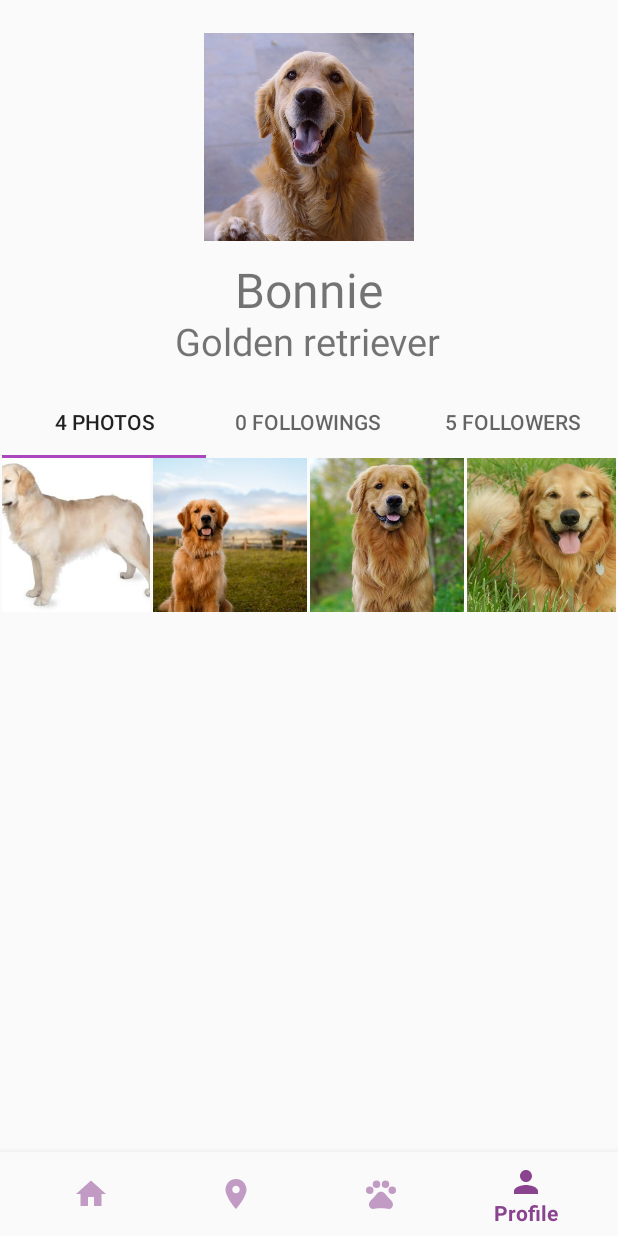
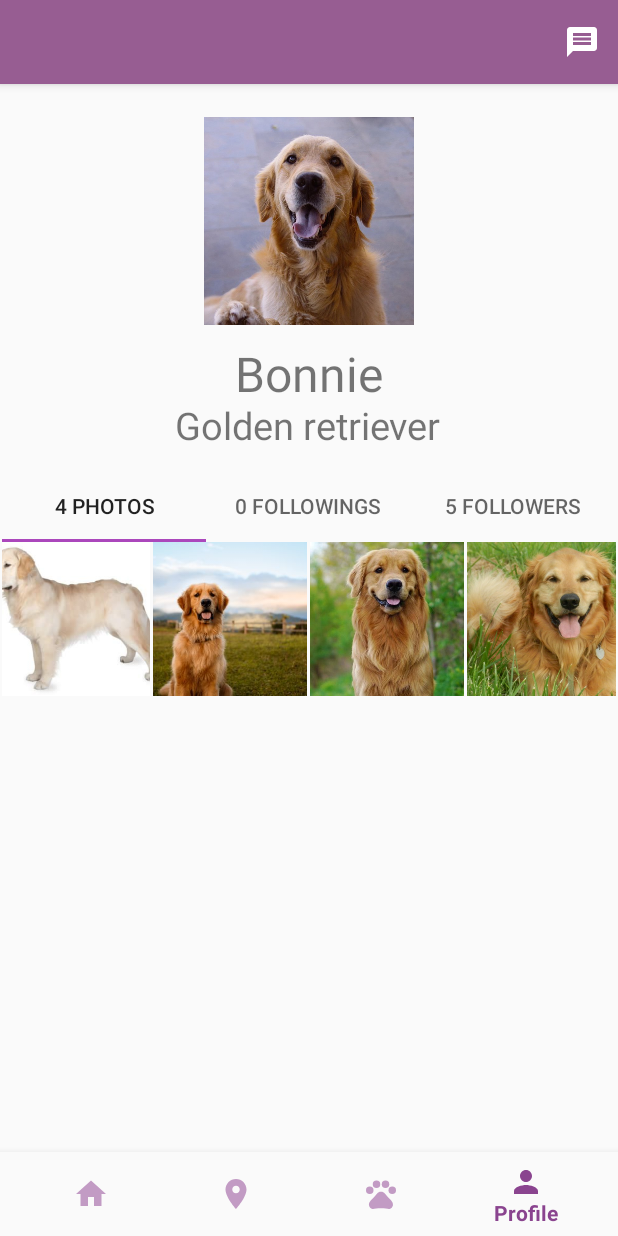
Before and after one commit to theastrocoder/DoggoDate, an Android app: the screen it shows after launch (MainActivity), item 4 of the bottom bar chosen, on a phone screen of 412 x 824 dp. Run offline under Robolectric (Android 15) with nearby library versions, the phone set to English and light mode, and no system bars; libraries missing offline, so code that uses them is left out: com.sothree.slidinguppanel; 4 statements that could not run were skipped.

Commit message:
ActionBar added

```diff
--- a/app/src/main/java/io/mse/doggodate/MainActivity.java
+++ b/app/src/main/java/io/mse/doggodate/MainActivity.java
@@ -10,6 +10,7 @@
 import android.support.v7.app.AppCompatActivity;
 import android.support.annotation.NonNull;
 import android.util.Log;
+import android.view.Menu;
 import android.view.MenuItem;
 import android.view.View;
 import android.widget.TextView;
@@ -26,6 +27,7 @@
     ArrayList<Doggo> defaultSearchDoggos = new ArrayList<>();
     private DoggoZone park1;
     private DoggoZone park2;
+    private boolean otherProfile = false;
 
 
     final Fragment fragment1 = new HomeFragment();
@@ -39,10 +41,8 @@
 
     private BottomNavigationView.OnNavigationItemSelectedListener mOnNavigationItemSelectedListener
             = new BottomNavigationView.OnNavigationItemSelectedListener() {
-
         @Override
         public boolean onNavigationItemSelected(@NonNull MenuItem item) {
-
 
             switch (item.getItemId()) {
                 case R.id.navigation_home:
@@ -54,7 +54,7 @@
                     ab.setHomeButtonEnabled(false);
                     ab.setDisplayHomeAsUpEnabled(false);
                     ab.setTitle("DoggoDate");
-
+                    invalidateOptionsMenu();
                     Log.i(TAG, "homescreen opened");
 
                     break;
@@ -62,7 +62,9 @@
                     item.setChecked(true);
                     fm.beginTransaction().hide(active).show(fragment2).commit();
                     active = fragment2;
-                    getSupportActionBar().hide();
+                    getSupportActionBar().setTitle("Search DoggoZones");
+                    getSupportActionBar().setDisplayHomeAsUpEnabled(false);
+                    invalidateOptionsMenu();
                     Log.i(TAG, "navigation opened");
 
                     break;
@@ -72,14 +74,18 @@
                     fm.beginTransaction().hide(active).show(fragment3).commit();
                     active = fragment3;
                     item.setChecked(true);
-                    getSupportActionBar().hide();
+                    getSupportActionBar().setTitle("Search Doggos");
+                    getSupportActionBar().setDisplayHomeAsUpEnabled(false);
+                    invalidateOptionsMenu();
                     Log.i(TAG, "doggos opened");
 
                     break;
                 case R.id.navigation_profile:
                     item.setChecked(true);
                     //fm.beginTransaction().hide(active).show(fragment4).commit();
-                    getSupportActionBar().hide();
+                    getSupportActionBar().setTitle("");
+                    getSupportActionBar().setDisplayHomeAsUpEnabled(false);
+                    invalidateOptionsMenu();
                     Log.i(TAG, "profile opened");
 
 
@@ -262,6 +268,24 @@
         }
     }
 
+    @Override
+    public boolean onCreateOptionsMenu(Menu menu) {
+        getMenuInflater().inflate(R.menu.search_menu, menu);
+        MenuItem searchItem = menu.findItem(R.id.search);
+
+        if(active!=fragment2 && active!=fragment3){
+            searchItem.setVisible(false);
+        }else {
+            if(otherProfile){
+                searchItem.setVisible(false);
+            }else {
+                searchItem.setVisible(true);
+            }
+        }
+
+        return super.onCreateOptionsMenu(menu);
+    }
+
     public Fragment getFragment(String integer) {
         switch(integer) {
             case "1":
@@ -280,20 +304,22 @@
 
     public void toOtherProfile(int position) {
 
+            otherProfile=true;
             getSupportActionBar().show();
-            getSupportActionBar().setHomeButtonEnabled(true);
             getSupportActionBar().setDisplayHomeAsUpEnabled(true);
-            getSupportActionBar().setTitle("");
+            getSupportActionBar().setTitle("Doggos");
             otherProfileFragment = new OtherProfileFragment();
             fm.beginTransaction().add(R.id.main_container, otherProfileFragment, "5").hide(otherProfileFragment).commit();
             Log.i("MainActivity", "selected dogs name is" + defaultSearchDoggos.get(position).getName());
             ((OtherProfileFragment)otherProfileFragment).setSelectedDoggo(defaultSearchDoggos.get(position));
             fm.beginTransaction().hide(active).show(otherProfileFragment).commit();
             active = otherProfileFragment;
+            invalidateOptionsMenu();
 
     }
 
     public void goToDoggoZone(View view){
         Log.i("MapFragment","GO to DOGGO ZONE" );
+        getSupportActionBar().show();
     }
 }
--- a/app/src/main/java/io/mse/doggodate/MapFragment.java
+++ b/app/src/main/java/io/mse/doggodate/MapFragment.java
@@ -4,6 +4,9 @@
 import android.content.res.Resources;
 import android.os.Bundle;
 import android.support.v4.app.Fragment;
+import android.support.v7.app.AppCompatActivity;
+import android.support.v7.widget.Toolbar;
+import android.support.v7.widget.ToolbarWidgetWrapper;
 import android.util.Log;
 import android.view.LayoutInflater;
 import android.view.View;
@@ -52,7 +55,6 @@
         SupportMapFragment mapFragment = (SupportMapFragment) getChildFragmentManager()
                 .findFragmentById(R.id.map);
         mapFragment.getMapAsync(this);
-
         slider = (SlidingUpPanelLayout) view.findViewById(R.id.slider);
         slider.setPanelState(SlidingUpPanelLayout.PanelState.HIDDEN);
         zoneName = (TextView) view.findViewById(R.id.zone_name);
--- a/app/src/main/java/io/mse/doggodate/OtherProfileFragment.java
+++ b/app/src/main/java/io/mse/doggodate/OtherProfileFragment.java
@@ -56,9 +56,6 @@
 
         Log.i("OtherProfileDog", "selected dogs name is" + this.selectedDoggo.getName());
         imageView.setImageResource(this.selectedDoggo.getProfilePic());
-        ((AppCompatActivity)getActivity()).getSupportActionBar().show();
-        ((AppCompatActivity)getActivity()).getSupportActionBar().setHomeButtonEnabled(true);
-        ((AppCompatActivity)getActivity()).getSupportActionBar().setDisplayHomeAsUpEnabled(true);
 
         viewPager = (ViewPager) view.findViewById(R.id.viewPager);
         viewPagerAdapter = new ViewPagerAdapter( getChildFragmentManager(), this.selectedDoggo);
--- /dev/null
+++ b/app/src/main/res/drawable/ic_message_black_24dp.xml
@@ -0,0 +1,9 @@
+<vector xmlns:android="http://schemas.android.com/apk/res/android"
+        android:width="24dp"
+        android:height="24dp"
+        android:viewportWidth="24.0"
+        android:viewportHeight="24.0">
+    <path
+        android:fillColor="#FFFFFF"
+        android:pathData="M20,2L4,2c-1.1,0 -1.99,0.9 -1.99,2L2,22l4,-4h14c1.1,0 2,-0.9 2,-2L22,4c0,-1.1 -0.9,-2 -2,-2zM18,14L6,14v-2h12v2zM18,11L6,11L6,9h12v2zM18,8L6,8L6,6h12v2z"/>
+</vector>
--- /dev/null
+++ b/app/src/main/res/drawable/ic_search_black_24dp.xml
@@ -0,0 +1,9 @@
+<vector xmlns:android="http://schemas.android.com/apk/res/android"
+        android:width="24dp"
+        android:height="24dp"
+        android:viewportWidth="24.0"
+        android:viewportHeight="24.0">
+    <path
+        android:fillColor="#FDFBFB"
+        android:pathData="M15.5,14h-0.79l-0.28,-0.27C15.41,12.59 16,11.11 16,9.5 16,5.91 13.09,3 9.5,3S3,5.91 3,9.5 5.91,16 9.5,16c1.61,0 3.09,-0.59 4.23,-1.57l0.27,0.28v0.79l5,4.99L20.49,19l-4.99,-5zM9.5,14C7.01,14 5,11.99 5,9.5S7.01,5 9.5,5 14,7.01 14,9.5 11.99,14 9.5,14z"/>
+</vector>
--- a/app/src/main/res/layout/maps_fragment.xml
+++ b/app/src/main/res/layout/maps_fragment.xml
@@ -23,8 +23,6 @@
         android:layout_height="match_parent"
         >
 
-
-
         <fragment xmlns:android="http://schemas.android.com/apk/res/android"
             xmlns:map="http://schemas.android.com/apk/res-auto"
             xmlns:tools="http://schemas.android.com/tools"
@@ -33,12 +31,6 @@
             android:layout_width="match_parent"
             android:layout_height="match_parent"
             tools:context=".MapFragment" />
-
-        <Toolbar
-            android:layout_width="match_parent"
-            android:layout_height="?attr/actionBarSize"
-            android:id="@+id/toolbar"
-            android:background="@color/colorPrimaryLighter"></Toolbar>
 
     </FrameLayout>
 
--- a/app/src/main/res/layout/profile_fragment.xml
+++ b/app/src/main/res/layout/profile_fragment.xml
@@ -5,7 +5,8 @@
     android:id="@+id/frameLayout"
     android:layout_width="match_parent"
     android:layout_height="match_parent"
-    tools:context=".ProfileFragment">
+    tools:context=".ProfileFragment"
+    android:layout_marginTop="?attr/actionBarSize">
 
     <android.support.constraint.ConstraintLayout
         android:layout_width="match_parent"
@@ -63,19 +64,17 @@
             app:layout_constraintTop_toBottomOf="@+id/breed"
             app:layout_constraintVertical_bias="0.0"
             app:tabGravity="fill"
-            app:tabMode="fixed">
-        </android.support.design.widget.TabLayout>
+            app:tabMode="fixed"></android.support.design.widget.TabLayout>
 
         <android.support.v4.view.ViewPager
             android:id="@+id/viewPager"
             android:layout_width="match_parent"
             android:layout_height="300dp"
             android:paddingTop="10dp"
-            app:layout_constraintTop_toBottomOf="@+id/tabLayout"
+            app:layout_behavior="@string/appbar_scrolling_view_behavior"
             app:layout_constraintEnd_toEndOf="parent"
             app:layout_constraintStart_toStartOf="parent"
-            app:layout_behavior="@string/appbar_scrolling_view_behavior"
-            />
+            app:layout_constraintTop_toBottomOf="@+id/tabLayout" />
 
         <android.support.design.widget.FloatingActionButton
             android:id="@+id/followButton"
--- /dev/null
+++ b/app/src/main/res/menu/search_menu.xml
@@ -0,0 +1,16 @@
+<?xml version="1.0" encoding="utf-8"?>
+<menu xmlns:android="http://schemas.android.com/apk/res/android"
+    xmlns:app="http://schemas.android.com/apk/res-auto">
+    <item
+        android:id="@+id/search"
+        android:title="@string/search"
+        app:showAsAction="always|collapseActionView"
+        android:icon="@drawable/ic_search_black_24dp"
+        app:actionViewClass="android.widget.SearchView"/>
+    <item
+        android:title="@string/msg"
+        android:id="@+id/messages"
+        app:showAsAction="always|collapseActionView"
+        android:icon="@drawable/ic_message_black_24dp"
+        />
+</menu>
--- a/app/src/main/res/values/strings.xml
+++ b/app/src/main/res/values/strings.xml
@@ -8,5 +8,7 @@
     <!-- TODO: Remove or change this placeholder text -->
     <string name="hello_blank_fragment">Hello blank fragment</string>
     <string name="title_activity_maps">Map</string>
+    <string name="search">Search</string>
+    <string name="msg">Messages</string>
 
 </resources>
```
